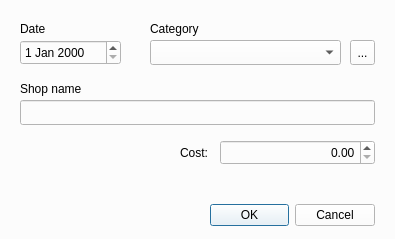
Above: Dialog/ExpenseDialog.ui from wslowinski/QtFinance before the change. Below: the same form after it.
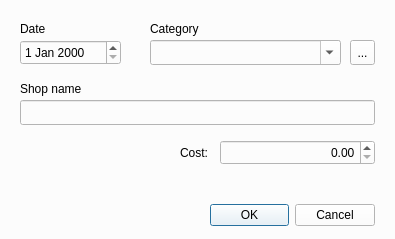
That is the form after the change. Icons and pictures are not drawn.

What changed in the file:
```diff
--- a/Dialog/ExpenseDialog.ui
+++ b/Dialog/ExpenseDialog.ui
@@ -148,6 +148,15 @@
    <property name="styleSheet">
     <string notr="true">selection-background-color: rgb(153, 193, 241);</string>
    </property>
+   <property name="editable">
+    <bool>true</bool>
+   </property>
+   <property name="maxVisibleItems">
+    <number>20</number>
+   </property>
+   <property name="frame">
+    <bool>true</bool>
+   </property>
   </widget>
   <widget class="QLabel" name="lblDate">
    <property name="geometry">
```
